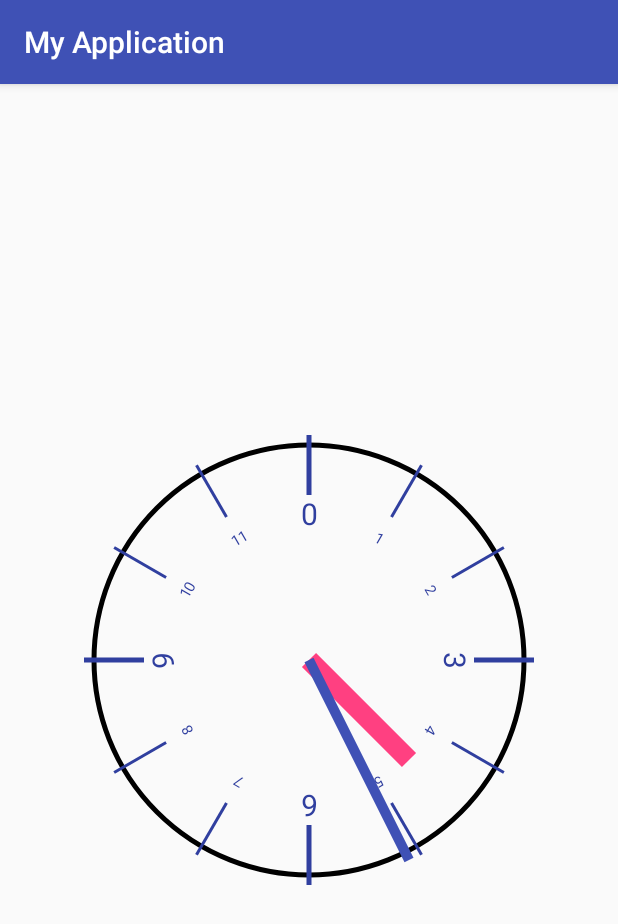
After one commit to liuchch/AndroidTest, an Android app: the DialActivity screen opened directly, with no data from a screen before it, on a phone screen of 412 x 824 dp. The commit adds this screen. Shown: the top 924 px of the screen. Run offline under Robolectric (Android 15) with nearby library versions, the phone set to English and light mode, and no system bars.

Commit message:
添加 表盘控件

```diff
--- a/app/src/main/AndroidManifest.xml
+++ b/app/src/main/AndroidManifest.xml
@@ -1,6 +1,8 @@
 <?xml version="1.0" encoding="utf-8"?>
 <manifest xmlns:android="http://schemas.android.com/apk/res/android"
     package="com.example.liu.myapplication">
+
+    <uses-permission android:name="android.permission.INTERNET" />
 
     <application
         android:allowBackup="true"
@@ -16,7 +18,8 @@
                 <category android:name="android.intent.category.LAUNCHER" />
             </intent-filter>
         </activity>
-        <activity android:name=".TestSmartScollViewActivity"></activity>
+        <activity android:name=".TestSmartScollViewActivity" />
+        <activity android:name=".DialActivity"></activity>
     </application>
 
 </manifest>
--- /dev/null
+++ b/app/src/main/java/com/example/liu/myapplication/DialActivity.java
@@ -0,0 +1,18 @@
+package com.example.liu.myapplication;
+
+import android.support.v7.app.AppCompatActivity;
+import android.os.Bundle;
+
+
+public class DialActivity extends AppCompatActivity {
+
+    @Override
+    protected void onCreate(Bundle savedInstanceState) {
+        super.onCreate(savedInstanceState);
+        setContentView(R.layout.activity_dial);
+    }
+
+
+
+
+}
--- /dev/null
+++ b/app/src/main/java/com/example/liu/myapplication/view/DialView.java
@@ -0,0 +1,90 @@
+package com.example.liu.myapplication.view;
+
+import android.content.Context;
+import android.graphics.Canvas;
+import android.graphics.Paint;
+import android.support.annotation.Nullable;
+import android.util.AttributeSet;
+import android.view.View;
+
+import com.example.liu.myapplication.R;
+
+import java.security.MessageDigest;
+
+public class DialView extends View {
+
+
+    private Paint paintCircle;
+    private int mWidth;
+    private int mHeight;
+    private Paint paintDegree;
+    private int radius;
+
+    public DialView(Context context, @Nullable AttributeSet attrs) {
+        super(context, attrs);
+    }
+
+    @Override
+    protected void onMeasure(int widthMeasureSpec, int heightMeasureSpec) {
+        super.onMeasure(widthMeasureSpec, heightMeasureSpec);
+        mWidth = MeasureSpec.getSize(widthMeasureSpec);
+        mHeight = MeasureSpec.getSize(heightMeasureSpec);
+        radius = mWidth/2-10;
+    }
+
+    @Override
+    protected void onDraw(Canvas canvas) {
+        super.onDraw(canvas);
+
+        drawCircle(canvas);
+        drawDegree(canvas);
+        drawPointer(canvas);
+    }
+
+    private void drawCircle(Canvas canvas) {
+        paintCircle = new Paint();
+        paintCircle.setStyle(Paint.Style.STROKE);
+        paintCircle.setAntiAlias(true);
+        paintCircle.setStrokeWidth(5);
+
+        canvas.drawCircle(mWidth/2, mHeight/2, radius, paintCircle);
+    }
+
+    private void drawDegree(Canvas canvas) {
+        paintDegree = new Paint();
+        paintDegree.setStrokeWidth(3);
+        paintDegree.setColor(getResources().getColor(R.color.colorPrimaryDark));
+        for (int i=0; i<12; i++) {
+            if (i==0 || i==3 || i==6 || i==9) {
+                paintDegree.setStrokeWidth(5);
+                paintDegree.setTextSize(30);
+                canvas.drawLine(mWidth/2, mHeight/2-mHeight/2, mWidth/2, mHeight/2-mWidth/2+60, paintDegree);
+                String degreeText = String.valueOf(i);
+                canvas.drawText(degreeText, mWidth/2-paintDegree.measureText(degreeText)/2, mHeight/2-mWidth/2+90, paintDegree);
+            } else {
+                paintDegree.setStrokeWidth(3);
+                paintDegree.setTextSize(15);
+                canvas.drawLine(mWidth/2, mHeight/2-mHeight/2, mWidth/2, mHeight/2-mWidth/2+60, paintDegree);
+                String degreeText = String.valueOf(i);
+                canvas.drawText(degreeText, mWidth/2-paintDegree.measureText(degreeText)/2, mHeight/2-mWidth/2+90, paintDegree);
+            }
+            canvas.rotate(30, mWidth/2, mHeight/2);
+        }
+    }
+
+    private void drawPointer(Canvas canvas) {
+        Paint paintHour = new Paint();
+        paintHour.setStrokeWidth(20);
+        paintHour.setColor(getResources().getColor(R.color.colorAccent));
+        Paint paintMinute = new Paint();
+        paintMinute.setStrokeWidth(10);
+        paintMinute.setColor(getResources().getColor(R.color.colorPrimary));
+        canvas.save();
+        canvas.translate(mWidth/2, mHeight/2);
+        canvas.drawLine(0, 0, 100, 100, paintHour);
+        canvas.drawLine(0,0, 100, 200, paintMinute);
+        canvas.restore();
+    }
+
+
+}
--- /dev/null
+++ b/app/src/main/res/layout/activity_dial.xml
@@ -0,0 +1,18 @@
+<?xml version="1.0" encoding="utf-8"?>
+<RelativeLayout xmlns:android="http://schemas.android.com/apk/res/android"
+    xmlns:app="http://schemas.android.com/apk/res-auto"
+    xmlns:tools="http://schemas.android.com/tools"
+    android:layout_width="match_parent"
+    android:layout_height="match_parent"
+    tools:context=".DialActivity">
+
+
+    <com.example.liu.myapplication.view.DialView
+        android:layout_width="300dp"
+        android:layout_height="300dp"
+        android:layout_centerVertical="true"
+        android:layout_centerHorizontal="true"
+        />
+
+
+</RelativeLayout>
```
Also changed, not shown: app/build.gradle (+7 -2 lines), app/src/main/java/com/example/liu/myapplication/MainActivity.java (+28 -1 lines), app/src/main/java/com/example/liu/myapplication/webapi/WebApi.java (added, +56 -0 lines), app/src/main/res/layout/activity_main.xml (+13 -0 lines).
